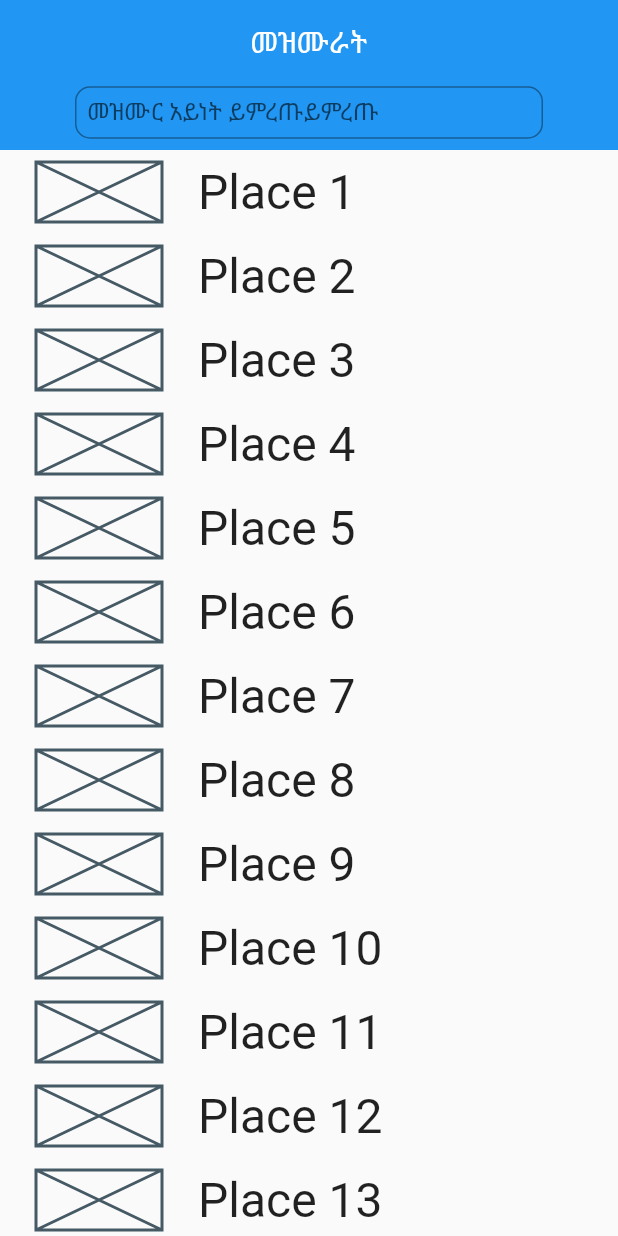
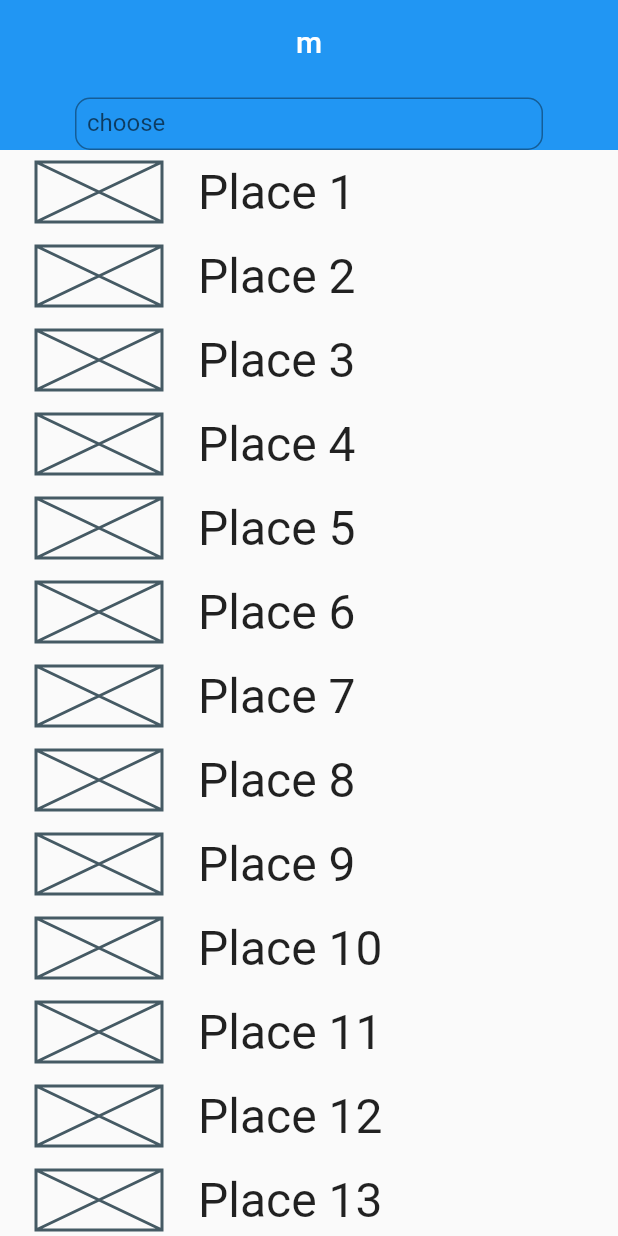
Before and after one commit to nahomersom/finote-birhan, a Flutter app: the screen it shows after launch, on a phone screen of 412 x 824 dp. Run offline on Flutter 3.47's test engine with Material 2 defaults, Android fonts, the phone set to English and light mode, and no system bars.

Commit message:
style:mezmurlist

```diff
--- a/lib/Screens/mezmurList.dart
+++ b/lib/Screens/mezmurList.dart
@@ -2,6 +2,11 @@ import 'package:flutter/material.dart';
 import 'package:flutter/services.dart';
 import '../Widgets/appBar.dart';
 class mezmurLists extends StatelessWidget{
+  List<Map> x = [
+    {'x':1},
+    {'y':2},
+    {'z':3}
+  ];
   @override
   Widget build(BuildContext context) {
 
@@ -23,12 +28,12 @@ class mezmurLists extends StatelessWidget{
 
                   centerTitle: true,
 
-                  title: Text('መዝሙራት'),
+                  title: Text('m'),
 
                 flexibleSpace: FlexibleSpaceBar(
                   background: Container(
 
-                      margin: const EdgeInsets.only(right: 50, left: 50,top: 50),
+                      margin: const EdgeInsets.only(right: 50, left: 50,top: 65),
 
                       child: Center(
 
@@ -41,32 +46,14 @@ class mezmurLists extends StatelessWidget{
 
                                   borderRadius: BorderRadius.all(Radius.circular(10))
                                 ),
-                                labelText: 'መዝሙር አይነት ይምረጡይምረጡ',
+                                labelText: 'choose',
                           ),
                             )
                           )
 
                   ),
                 ),
-                // flexibleSpace: FlexibleSpaceBar(
-                  // title: Text('hdkjkdjk'),
-                  // background: Text('kdjakjkjdkajjjjjjjjjjjjjjjjjjjjjj'),
-                  // centerTitle: true,
-                  // ),
-                  // bottom: PreferredSize(child: Icon(Icons.linear_scale,size: 60.0,), preferredSize: Size.fromHeight(0)),
-
-    //     bottom: AppBar(
-    //     title: Container(
-    //       height: 45,
-    //       child: TextField(
-    //         decoration: InputDecoration(
-    //             border: OutlineInputBorder(),
-    //             hintText: 'Enter a search term'),
-    //       ),
-    //     ),
-    // // ),
-    // ),
-              ),
+                ),
               SliverList(delegate: SliverChildBuilderDelegate(
                     (_, int index) {
                 return ListTile(
```
Also changed, not shown: package-lock.json (added), pubspec.lock.
